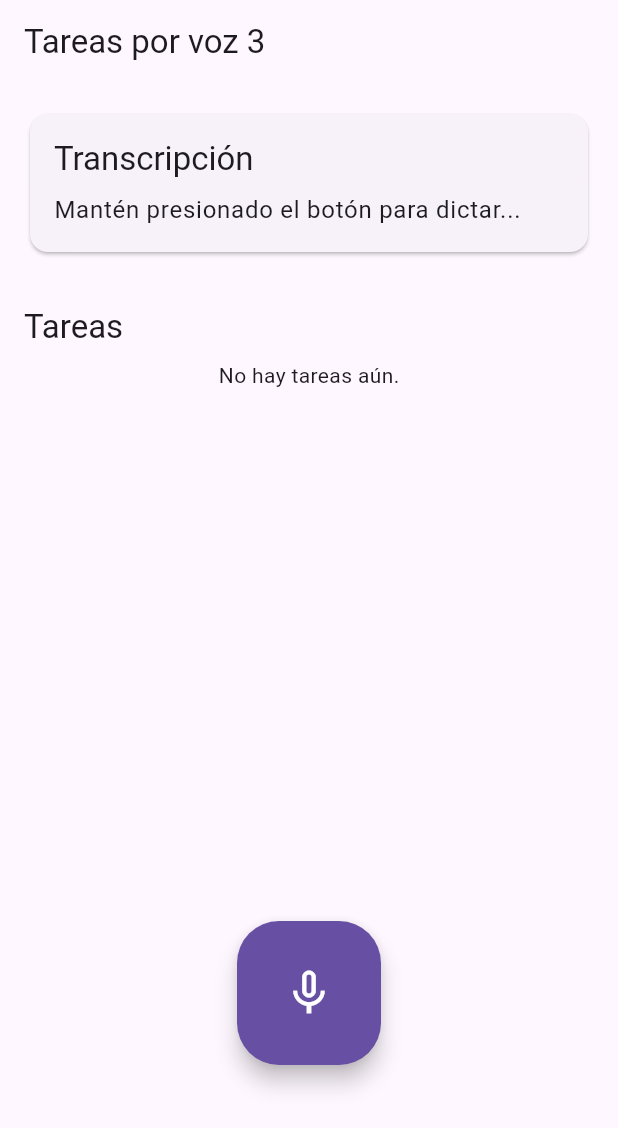
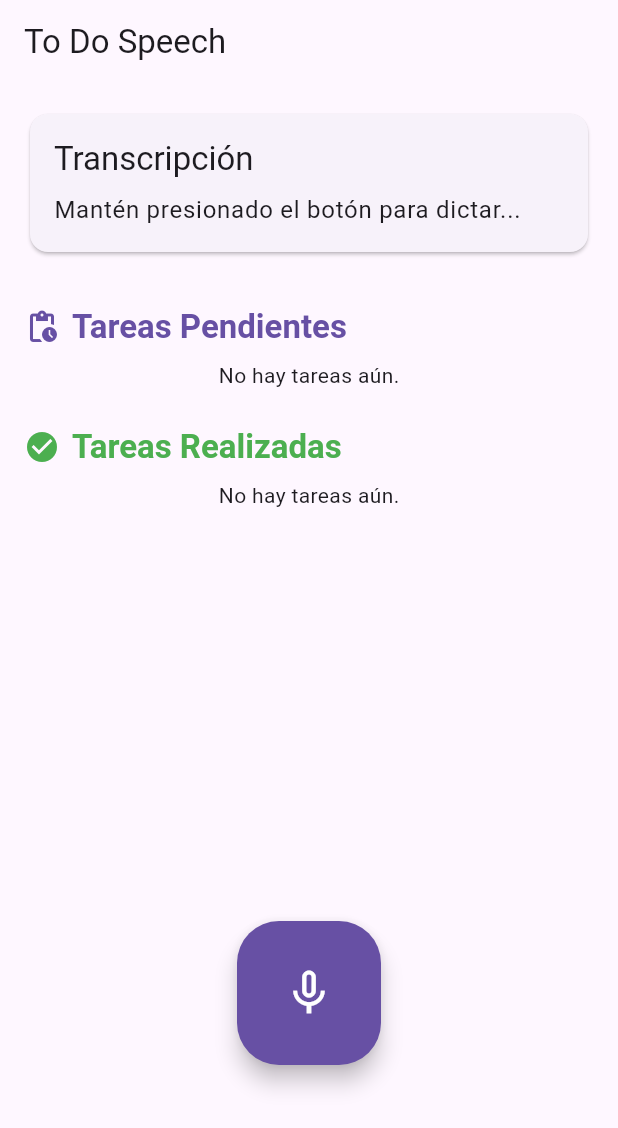
Before and after one commit to jbeltrano/Proyecto_Teo_info, a Flutter app: the screen it shows after launch, on a phone screen of 412 x 824 dp. Shown: the top 1128 px of the screen. Run offline on Flutter 3.47's test engine with Material 3 defaults, Android fonts, the phone set to English and light mode, and no system bars; our stand-ins replace connectivity_plus, flutter_dotenv, permission_handler, speech_to_text, sqflite; accounts and stored records are empty.

Commit message:
modificaicon de la interfaz y funcionameinto de las tareas, para evitar pausas y cortes

```diff
--- a/lib/features/tasks/presentation/pages/tasks_page.dart
+++ b/lib/features/tasks/presentation/pages/tasks_page.dart
@@ -19,7 +19,9 @@ class TasksPage extends StatefulWidget {
 class _TasksPageState extends State<TasksPage> {
   final SpeechToText _speech = SpeechToText();
   String _transcript = '';
+  String _accumulatedText = ''; // Texto acumulado entre pausas
   bool _isListening = false;
+  bool _shouldKeepListening = false;
   String? _status;
 
   @override
@@ -35,19 +37,67 @@ class _TasksPageState extends State<TasksPage> {
       return;
     }
     final ok = await _speech.initialize(
-      onStatus: (s) => setState(() => _status = s),
+      onStatus: (s) {
+        setState(() => _status = s);
+        // Cuando termina de escuchar por pausa, reiniciar automáticamente
+        if (s == 'done' && _shouldKeepListening && mounted) {
+          _restartListening();
+        }
+      },
       onError: (e) => setState(() => _status = e.errorMsg),
     );
     if (!ok) setState(() => _status = 'Servicio de voz no disponible.');
   }
 
+  Future<void> _restartListening() async {
+    if (!_shouldKeepListening) return;
+
+    // Guardar el texto actual antes de reiniciar
+    if (_transcript.isNotEmpty) {
+      _accumulatedText = _accumulatedText.isEmpty
+          ? _transcript
+          : '$_accumulatedText $_transcript';
+    }
+
+    await Future.delayed(const Duration(milliseconds: 200));
+    if (!_shouldKeepListening || !mounted) return;
+
+    final locale = await _speech.systemLocale().then((v) => v?.localeId);
+    await _speech.listen(
+      onResult: (r) {
+        // Combinar texto acumulado con el nuevo
+        final fullText = _accumulatedText.isEmpty
+            ? r.recognizedWords
+            : '$_accumulatedText ${r.recognizedWords}';
+        setState(() => _transcript = fullText);
+      },
+      listenOptions: SpeechListenOptions(
+        partialResults: true,
+        autoPunctuation: true,
+        enableHapticFeedback: true,
+        listenMode: ListenMode.confirmation,
+        cancelOnError: false,
+      ),
+      localeId: locale,
+      pauseFor: const Duration(seconds: 3),
+      listenFor: const Duration(minutes: 10),
+    );
+  }
+
   Future<void> _start() async {
     if (_isListening) return;
     HapticFeedback.lightImpact();
+
+    // Limpiar textos al empezar nueva sesión
+    _accumulatedText = '';
+
     setState(() {
       _isListening = true;
+      _shouldKeepListening = true;
+      _transcript = '';
       _status = 'Escuchando… suelta para detener';
     });
+
     final locale = await _speech.systemLocale().then((v) => v?.localeId);
     await _speech.listen(
       onResult: (r) => setState(() => _transcript = r.recognizedWords),
@@ -55,14 +105,18 @@ class _TasksPageState extends State<TasksPage> {
         partialResults: true,
         autoPunctuation: true,
         enableHapticFeedback: true,
-        listenMode: ListenMode.dictation,
+        listenMode: ListenMode.confirmation,
+        cancelOnError: false,
       ),
       localeId: locale,
+      pauseFor: const Duration(seconds: 3),
+      listenFor: const Duration(minutes: 10),
     );
   }
 
   Future<void> _stop() async {
     if (!_isListening) return;
+    _shouldKeepListening = false;
     await _speech.stop();
     setState(() {
       _isListening = false;
@@ -121,7 +175,7 @@ class _TasksPageState extends State<TasksPage> {
     }
 
     return Scaffold(
-      appBar: AppBar(title: const Text('Tareas por voz 3')),
+      appBar: AppBar(title: const Text('To Do Speech')),
       body: Column(
         children: [
           StreamBuilder<List<ConnectivityResult>>(
@@ -181,9 +235,37 @@ class _TasksPageState extends State<TasksPage> {
                         if (ctrl?.isLoading ?? false)
                           const LinearProgressIndicator(),
                         const SizedBox(height: 8),
-                        Text('Tareas', style: theme.textTheme.titleLarge),
+
+                        // Tareas pendientes
+                        _buildSectionHeader(
+                          theme,
+                          'Tareas Pendientes',
+                          Icons.pending_actions,
+                          theme.colorScheme.primary,
+                        ),
                         const SizedBox(height: 8),
-                        TaskList(tasks: ctrl?.tasks ?? const []),
+                        TaskList(
+                          tasks: (ctrl?.tasks ?? const [])
+                              .where((t) => !t.done)
+                              .toList(),
+                        ),
+
+                        const SizedBox(height: 24),
+
+                        // Tareas completadas
+                        _buildSectionHeader(
+                          theme,
+                          'Tareas Realizadas',
+                          Icons.check_circle,
+                          Colors.green,
+                        ),
+                        const SizedBox(height: 8),
+                        TaskList(
+                          tasks: (ctrl?.tasks ?? const [])
+                              .where((t) => t.done)
+                              .toList(),
+                        ),
+
                         if (ctrl?.error != null) ...[
                           const SizedBox(height: 12),
                           Text(
```
Also changed, not shown: 3 other files.
